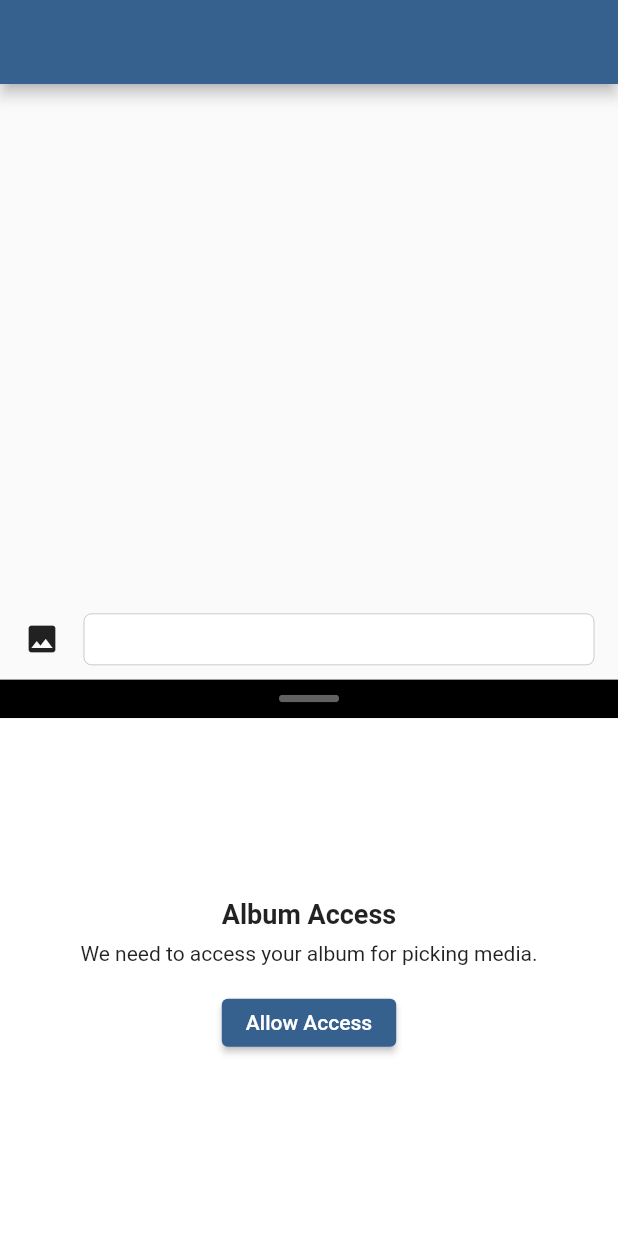
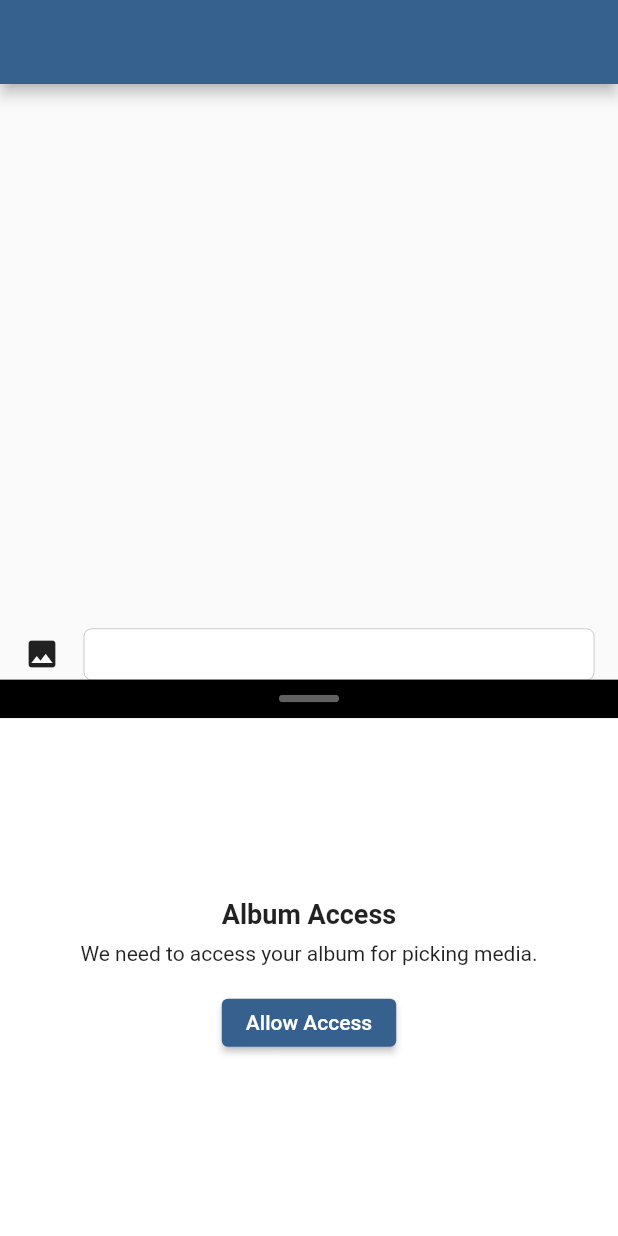
Before and after one commit to haonguyenuet/gallery_asset_picker, a Flutter app: the screen it shows after launch, after a tap on the "image" icon, on a phone screen of 412 x 824 dp. Run offline on Flutter 3.47's test engine with Material 2 defaults, Android fonts, the phone set to English and light mode, and no system bars; our stand-ins replace camera; missing offline and left inert: photo_manager; project files that could hold a hidden picture were left out.

Commit message:
update ui

```diff
--- a/example/lib/page.dart
+++ b/example/lib/page.dart
@@ -17,6 +17,7 @@ class _GridViewWidgetState extends State<GridViewWidget> {
     settings: const GallerySetting(
       enableCamera: true,
       selectionMode: SelectionMode.countBased,
+      crossAxisCount: 4,
       maxCount: 5,
       requestType: RequestType.image,
     ),
@@ -37,9 +38,10 @@ class _GridViewWidgetState extends State<GridViewWidget> {
         body: ValueListenableBuilder<bool>(
             valueListenable: galleryController.slidablePanelController.visibility,
             builder: (context, isVisible, child) {
-              return Padding(
-                padding: EdgeInsets.only(bottom: isVisible ? 10 : MediaQuery.of(context).padding.bottom),
-                child: Column(
+              // return Padding(
+              //   padding: EdgeInsets.only(bottom: isVisible ? 10 : MediaQuery.of(context).padding.bottom),
+              //   child: Column(
+              return Column(
                 children: [
                   Expanded(
                     child: const SizedBox(),
@@ -50,6 +52,7 @@ class _GridViewWidgetState extends State<GridViewWidget> {
                       InkWell(
                         onTap: () async {
                           final entities = await galleryController.pick(context);
+                          print(entities.length);
                         },
                         child: Icon(Icons.image),
                       ),
@@ -59,7 +62,7 @@ class _GridViewWidgetState extends State<GridViewWidget> {
                     ],
                   ),
                 ],
-                ),
+                // ),
               );
             }),
       ),
--- a/lib/features/gallery/widgets/album_list_view.dart
+++ b/lib/features/gallery/widgets/album_list_view.dart
@@ -22,7 +22,9 @@ class AlbumListPage extends StatelessWidget {
 
   @override
   Widget build(BuildContext context) {
-    return AlbumListBuilder(
+    return ColoredBox(
+      color: Colors.black,
+      child: AlbumListBuilder(
         notifier: albumListNotifier,
         hidePermissionView: true,
         builder: (context, albumListNotifier) {
@@ -46,6 +48,7 @@ class AlbumListPage extends StatelessWidget {
             },
           );
         },
+      ),
     );
   }
 }
--- a/lib/features/gallery/widgets/gallery_assets_grid_view.dart
+++ b/lib/features/gallery/widgets/gallery_assets_grid_view.dart
@@ -27,7 +27,9 @@ class GalleryAssetsGridView extends StatelessWidget {
   @override
   Widget build(BuildContext context) {
     final galleryController = context.galleryController;
-    return CurrentAlbumBuilder(
+    return ColoredBox(
+      color: Colors.black,
+      child: CurrentAlbumBuilder(
         controller: albumListNotifier,
         builder: (context, currentAlbumNotifier) {
           return AlbumBuilder(
@@ -84,8 +86,8 @@ class GalleryAssetsGridView extends StatelessWidget {
                       return const _CameraTile();
                     }
 
-                  final assetIndex = enableCamera ? index - 1 : index;
-                  final entity = albumListNotifier.value.fetchState == FetchState.fetching ? null : assets[assetIndex];
+                    final i = enableCamera ? index - 1 : index;
+                    final entity = albumListNotifier.value.fetchState == FetchState.fetching ? null : assets[i];
 
                     if (entity == null) return const SizedBox();
                     return _AssetTile(asset: entity);
@@ -95,6 +97,7 @@ class GalleryAssetsGridView extends StatelessWidget {
             },
           );
         },
+      ),
     );
   }
 }
--- a/lib/features/gallery/widgets/gallery_header.dart
+++ b/lib/features/gallery/widgets/gallery_header.dart
@@ -3,41 +3,37 @@ import 'dart:math';
 import 'package:flutter/cupertino.dart';
 import 'package:flutter/material.dart';
 import 'package:gallery_asset_picker/features/gallery/controllers/album_list_notifier.dart';
+import 'package:gallery_asset_picker/features/gallery/controllers/gallery_controller.dart';
 import 'package:gallery_asset_picker/features/gallery/widgets/builder/album_builder.dart';
 import 'package:gallery_asset_picker/features/gallery/widgets/builder/gallery_builder.dart';
 import 'package:gallery_asset_picker/features/gallery/widgets/gallery_controller_provider.dart';
 import 'package:gallery_asset_picker/settings/gallery_settings.dart';
 
-class GalleryHeader extends StatefulWidget {
+class GalleryHeader extends StatelessWidget {
   const GalleryHeader({
     Key? key,
     required this.onClose,
     required this.onAlbumToggle,
     required this.albumListNotifier,
+    required this.galleryController,
     this.headerSubtitle,
   }) : super(key: key);
 
-  final String? headerSubtitle;
   final AlbumListNotifier albumListNotifier;
+  final GalleryController galleryController;
   final void Function() onClose;
   final void Function(bool visible) onAlbumToggle;
-
-  @override
-  State<GalleryHeader> createState() => _GalleryHeaderState();
-}
-
-class _GalleryHeaderState extends State<GalleryHeader> {
-  late final _galleryController = context.galleryController;
+  final String? headerSubtitle;
 
   @override
   Widget build(BuildContext context) {
     return Container(
       width: MediaQuery.of(context).size.width,
       constraints: BoxConstraints(
-        minHeight: _galleryController.slidablePanelSetting.handleBarHeight,
-        maxHeight: _galleryController.slidablePanelSetting.headerHeight,
+        minHeight: galleryController.slidablePanelSetting.handleBarHeight,
+        maxHeight: galleryController.slidablePanelSetting.headerHeight,
       ),
-      color: _galleryController.slidablePanelSetting.headerBackground,
+      color: galleryController.slidablePanelSetting.headerBackground,
       child: Column(
         mainAxisSize: MainAxisSize.min,
         children: [
@@ -48,9 +44,9 @@ class _GalleryHeaderState extends State<GalleryHeader> {
                 Expanded(child: _buildCloseButton(context)),
                 FittedBox(
                   child: _AlbumInformation(
-                    subtitle: widget.headerSubtitle,
-                    albumListNotifier: widget.albumListNotifier,
-                    onAlbumToggle: widget.onAlbumToggle,
+                    subtitle: headerSubtitle,
+                    albumListNotifier: albumListNotifier,
+                    onAlbumToggle: onAlbumToggle,
                   ),
                 ),
                 Expanded(child: _buildToggleMultiSelection()),
@@ -70,38 +66,38 @@ class _GalleryHeaderState extends State<GalleryHeader> {
         minSize: 0,
         child: Icon(
           CupertinoIcons.clear,
-          size: 28,
+          size: 20,
           color: Colors.grey.shade700,
         ),
-        onPressed: widget.onClose,
+        onPressed: onClose,
       ),
     );
   }
 
   Widget _buildToggleMultiSelection() {
-    if (_galleryController.setting.selectionMode == SelectionMode.countBased) {
+    if (galleryController.setting.selectionMode == SelectionMode.countBased) {
       return const SizedBox();
     }
     return Align(
       alignment: Alignment.centerRight,
       child: GalleryBuilder(
-        controller: _galleryController,
+        controller: galleryController,
         builder: (context, gallery) {
           return CupertinoButton(
             padding: const EdgeInsets.all(8),
             minSize: 0,
+            child: Icon(
+              CupertinoIcons.square_stack_3d_up,
+              size: 20,
+              color: gallery.allowMultiple ? galleryController.setting.theme?.primaryColor : Colors.white38,
+            ),
             onPressed: () {
-              if (_galleryController.value.isAlbumVisible) {
-                widget.onAlbumToggle(true);
+              if (galleryController.value.isAlbumVisible) {
+                onAlbumToggle(true);
               } else {
-                _galleryController.toggleMultiSelection();
+                galleryController.toggleMultiSelection();
               }
             },
-            child: Icon(
-              CupertinoIcons.square_stack_3d_up,
-              size: 28,
-              color: gallery.allowMultiple ? _galleryController.setting.theme?.primaryColor : Colors.white38,
-            ),
           );
         },
       ),
@@ -180,6 +176,7 @@ class _AlbumInformation extends StatelessWidget {
                       angle: pi * factor,
                       child: CupertinoButton(
                         minSize: 0,
+                        padding: const EdgeInsets.all(4),
                         child: Icon(CupertinoIcons.chevron_down, size: 20, color: Colors.grey.shade700),
                         onPressed: () {
                           if (gallery.selectedAssets.isEmpty) {
--- a/lib/features/gallery/widgets/gallery_select_button.dart
+++ b/lib/features/gallery/widgets/gallery_select_button.dart
@@ -4,7 +4,9 @@ import 'package:gallery_asset_picker/utils/const.dart';
 import 'package:gallery_asset_picker/widgets/common_button.dart';
 
 class GallerySelectButton extends StatefulWidget {
-  const GallerySelectButton({Key? key}) : super(key: key);
+  const GallerySelectButton({Key? key, required this.galleryController}) : super(key: key);
+
+  final GalleryController galleryController;
 
   @override
   GallerySelectButtonState createState() => GallerySelectButtonState();
@@ -19,7 +21,7 @@ class GallerySelectButtonState extends State<GallerySelectButton> with TickerPro
   void initState() {
     super.initState();
     const duration = Duration(milliseconds: 300);
-    _galleryController = context.galleryController;
+    _galleryController = widget.galleryController;
     _opacityController = AnimationController(vsync: this, duration: duration);
     _opacity = Tween(begin: 0.0, end: 1.0).animate(CurvedAnimation(parent: _opacityController, curve: Curves.easeIn));
     _galleryController.addListener(_galleryControllerListener);
--- a/lib/features/gallery/widgets/gallery_view.dart
+++ b/lib/features/gallery/widgets/gallery_view.dart
@@ -134,6 +134,7 @@ class _GalleryViewState extends State<GalleryView> with SingleTickerProviderStat
         onClose: _onWillClose,
         onAlbumToggle: _toggleAlbumList,
         albumListNotifier: _albumListNotifier,
+        galleryController: _galleryController,
       ),
     );
   }
@@ -145,11 +146,11 @@ class _GalleryViewState extends State<GalleryView> with SingleTickerProviderStat
           // Header space for full screen mode
           SizedBox(height: _slidablePanelSetting.headerHeight)
         else
-          // Toogling size for header hiding animation
+          // Toggling size for header hiding animation
           ValueListenableBuilder<SlidablePanelValue>(
             valueListenable: _galleryController.slidablePanelController,
             builder: (context, value, child) {
-              final height = (_slidablePanelSetting.headerHeight * value.factor * 1.5).clamp(
+              final height = (_slidablePanelSetting.headerHeight * value.factor * 1.2).clamp(
                 _slidablePanelSetting.handleBarHeight,
                 _slidablePanelSetting.headerHeight,
               );
@@ -168,9 +169,9 @@ class _GalleryViewState extends State<GalleryView> with SingleTickerProviderStat
   }
 
   Widget _buildSelectButton() {
-    return const Align(
+    return Align(
       alignment: Alignment.bottomCenter,
-      child: GallerySelectButton(),
+      child: GallerySelectButton(galleryController: _galleryController),
     );
   }
 
```
Lines whose indentation alone changed are shown as unchanged.
